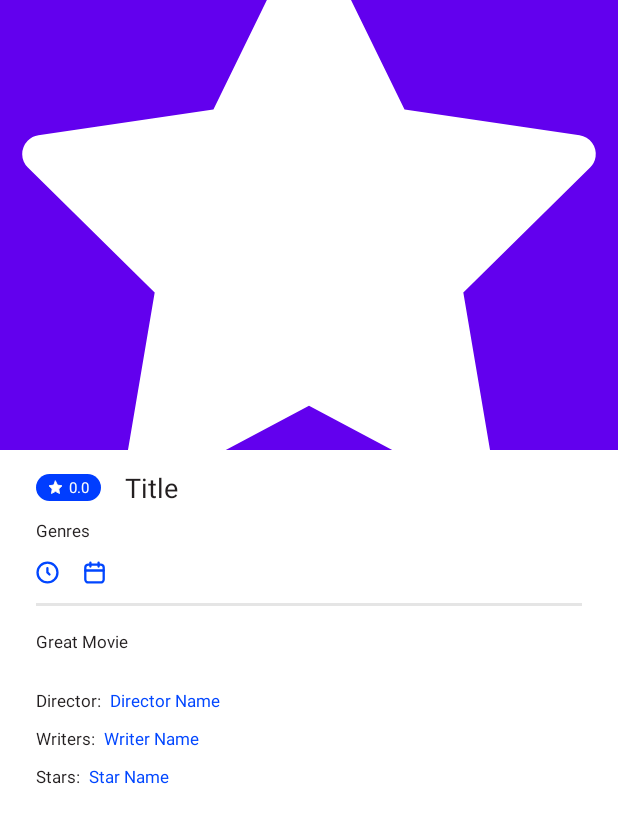
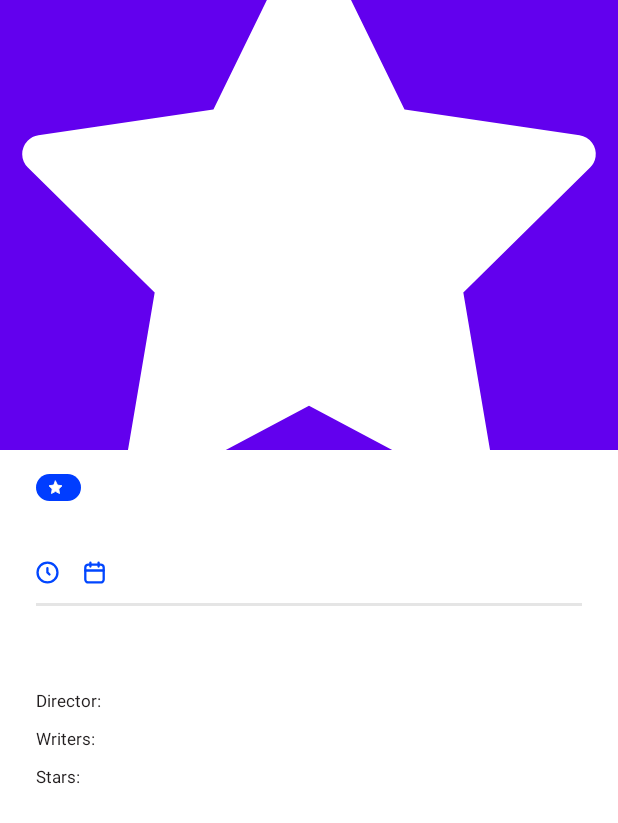
Before and after one commit to berkakbas/movie-lister, an Android app: the layout activity_movie_details.xml on its own in the app's theme, with its tools: preview values and no code run, on a phone screen of 412 x 824 dp. Shown: the top 823 px of the screen. Run offline under Robolectric (Android 15) with nearby library versions, the phone set to English and light mode, and no system bars.

Commit message:
movie data binded to details screen

```diff
--- a/app/src/main/AndroidManifest.xml
+++ b/app/src/main/AndroidManifest.xml
@@ -18,7 +18,7 @@
         android:usesCleartextTraffic="true"
         tools:targetApi="31">
         <activity
-            android:name=".MovieDetailsActivity"
+            android:name=".movies.MovieDetailsActivity"
             android:exported="false" />
         <activity
             android:name=".main.MainActivity"
--- a/app/src/main/java/com/example/movielister/adapter/MovieListAdapter.kt
+++ b/app/src/main/java/com/example/movielister/adapter/MovieListAdapter.kt
@@ -1,5 +1,6 @@
 package com.example.movielister.adapter
 
+import android.content.Intent
 import android.view.LayoutInflater
 import android.view.ViewGroup
 import androidx.recyclerview.widget.RecyclerView
@@ -7,6 +8,7 @@ import com.example.movielister.data.MovieGenreHelper
 import com.example.movielister.databinding.MovieRowLayoutBinding
 import com.example.movielister.helper.HelperFunctions
 import com.example.movielister.model.MovieModel
+import com.example.movielister.movies.MovieDetailsActivity
 import com.squareup.picasso.Picasso
 
 class MovieListAdapter(private val movieList: List<MovieModel>) : RecyclerView.Adapter<MovieListAdapter.MovieHolder>() {
@@ -25,11 +27,9 @@ class MovieListAdapter(private val movieList: List<MovieModel>) : RecyclerView.A
         holder.binding.ratingText.text = movie.voteAverage.toString()
         Picasso.get().load(movie.imageUrl + movie.posterPath).into(holder.binding.movieImage)
         holder.itemView.setOnClickListener {
-            /*
             val intent = Intent(holder.itemView.context, MovieDetailsActivity::class.java)
-            intent.putExtra("movie_id", movieList.get(position).id)
+            intent.putExtra("movie", movieList.get(position))
             holder.itemView.context.startActivity(intent)
-             */
         }
     }
 
--- a/app/src/main/java/com/example/movielister/model/MovieModel.kt
+++ b/app/src/main/java/com/example/movielister/model/MovieModel.kt
@@ -1,7 +1,10 @@
 package com.example.movielister.model
 
 import com.squareup.moshi.Json
+import com.squareup.moshi.JsonClass
+import java.io.Serializable
 
+@JsonClass(generateAdapter = true)
 data class MovieModel(
     @Json(name = "id") val id: Int,
     @Json(name = "title") val title: String,
@@ -12,4 +15,4 @@ data class MovieModel(
     @Json(name = "backdrop_path") val backdrop_path: String?,
     @Json(name = "genre_ids") val genreIds: List<Int>,
     val imageUrl: String = "https://image.tmdb.org/t/p/original/"
-)
+) : Serializable
--- a/app/src/main/res/layout/activity_movie_details.xml
+++ b/app/src/main/res/layout/activity_movie_details.xml
@@ -21,6 +21,7 @@
             app:toolbarId="@id/toolbar">
 
             <androidx.appcompat.widget.AppCompatImageView
+                android:id="@+id/movieImage"
                 android:layout_width="match_parent"
                 android:layout_height="match_parent"
                 android:fitsSystemWindows="true"
@@ -55,7 +56,6 @@
                 android:layout_height="wrap_content"
                 android:layout_marginStart="24dp"
                 android:layout_marginTop="16dp"
-                android:text="0.0"
                 app:layout_constraintStart_toStartOf="parent"
                 app:layout_constraintTop_toTopOf="parent">
 
@@ -66,7 +66,6 @@
                 android:layout_width="wrap_content"
                 android:layout_height="wrap_content"
                 android:layout_marginStart="16dp"
-                android:text="Title"
                 android:textColor="@color/black"
                 android:textSize="18sp"
                 app:layout_constraintBottom_toBottomOf="@+id/ratingText"
@@ -78,7 +77,6 @@
                 android:layout_width="wrap_content"
                 android:layout_height="wrap_content"
                 android:layout_marginTop="12dp"
-                android:text="Genres"
                 android:textColor="@color/black"
                 android:textSize="11sp"
                 app:layout_constraintStart_toStartOf="@+id/ratingText"
@@ -112,10 +110,10 @@
             <View
                 android:id="@+id/line"
                 android:layout_width="match_parent"
+                android:layout_height="2dp"
                 android:layout_marginStart="24dp"
+                android:layout_marginTop="12dp"
                 android:layout_marginEnd="24dp"
-                android:layout_height="2dp"
-                android:layout_marginTop="12dp"
                 android:background="@color/soft_grey"
                 app:layout_constraintEnd_toEndOf="parent"
                 app:layout_constraintStart_toStartOf="parent"
@@ -125,12 +123,13 @@
 
             <androidx.appcompat.widget.AppCompatTextView
                 android:id="@+id/descriptionText"
-                android:layout_width="wrap_content"
+                android:layout_width="match_parent"
                 android:layout_height="wrap_content"
-                android:text="Great Movie"
+                android:layout_marginStart="24dp"
+                android:layout_marginTop="16dp"
+                android:layout_marginEnd="24dp"
+                android:textColor="@color/black"
                 android:textSize="11sp"
-                android:textColor="@color/black"
-                android:layout_marginTop="16dp"
                 app:layout_constraintStart_toStartOf="@+id/durationText"
                 app:layout_constraintTop_toBottomOf="@+id/line">
 
@@ -138,13 +137,13 @@
 
             <androidx.appcompat.widget.AppCompatTextView
                 android:id="@+id/directorTitle"
-                android:text="@string/director"
-                android:textSize="11sp"
-                android:layout_marginTop="24dp"
-                android:textColor="@color/black"
                 android:layout_width="wrap_content"
                 android:layout_height="wrap_content"
-                app:layout_constraintStart_toStartOf="@+id/descriptionText"
+                android:layout_marginTop="24dp"
+                android:text="@string/director"
+                android:textColor="@color/black"
+                android:textSize="11sp"
+                app:layout_constraintStart_toStartOf="@+id/ratingText"
                 app:layout_constraintTop_toBottomOf="@+id/descriptionText">
 
             </androidx.appcompat.widget.AppCompatTextView>
@@ -155,7 +154,6 @@
                 android:layout_height="wrap_content"
                 android:layout_marginStart="6dp"
                 android:layout_marginTop="24dp"
-                android:text="Director Name"
                 android:textColor="@color/electric_blue"
                 android:textSize="11sp"
                 app:layout_constraintStart_toEndOf="@+id/directorTitle"
@@ -165,13 +163,13 @@
 
             <androidx.appcompat.widget.AppCompatTextView
                 android:id="@+id/writersTitle"
-                android:text="@string/writers"
-                android:textSize="11sp"
-                android:layout_marginTop="10dp"
-                android:textColor="@color/black"
                 android:layout_width="wrap_content"
                 android:layout_height="wrap_content"
-                app:layout_constraintStart_toStartOf="@+id/descriptionText"
+                android:layout_marginTop="10dp"
+                android:text="@string/writers"
+                android:textColor="@color/black"
+                android:textSize="11sp"
+                app:layout_constraintStart_toStartOf="@+id/ratingText"
                 app:layout_constraintTop_toBottomOf="@+id/directorTitle">
 
             </androidx.appcompat.widget.AppCompatTextView>
@@ -181,7 +179,6 @@
                 android:layout_width="wrap_content"
                 android:layout_height="wrap_content"
                 android:layout_marginStart="6dp"
-                android:text="Writer Name"
                 android:textColor="@color/electric_blue"
                 android:textSize="11sp"
                 app:layout_constraintBottom_toBottomOf="@+id/writersTitle"
@@ -192,13 +189,13 @@
 
             <androidx.appcompat.widget.AppCompatTextView
                 android:id="@+id/starsTitle"
-                android:text="@string/stars"
-                android:textSize="11sp"
-                android:layout_marginTop="10dp"
-                android:textColor="@color/black"
                 android:layout_width="wrap_content"
                 android:layout_height="wrap_content"
-                app:layout_constraintStart_toStartOf="@+id/descriptionText"
+                android:layout_marginTop="10dp"
+                android:text="@string/stars"
+                android:textColor="@color/black"
+                android:textSize="11sp"
+                app:layout_constraintStart_toStartOf="@+id/ratingText"
                 app:layout_constraintTop_toBottomOf="@+id/writersTitle">
 
             </androidx.appcompat.widget.AppCompatTextView>
@@ -208,7 +205,6 @@
                 android:layout_width="wrap_content"
                 android:layout_height="wrap_content"
                 android:layout_marginStart="6dp"
-                android:text="Star Name"
                 android:textColor="@color/electric_blue"
                 android:textSize="11sp"
                 app:layout_constraintBottom_toBottomOf="@+id/starsTitle"
```
Also changed, not shown: app/src/main/java/com/example/movielister/movies/MovieDetailsActivity.kt (+15 -2 lines).
